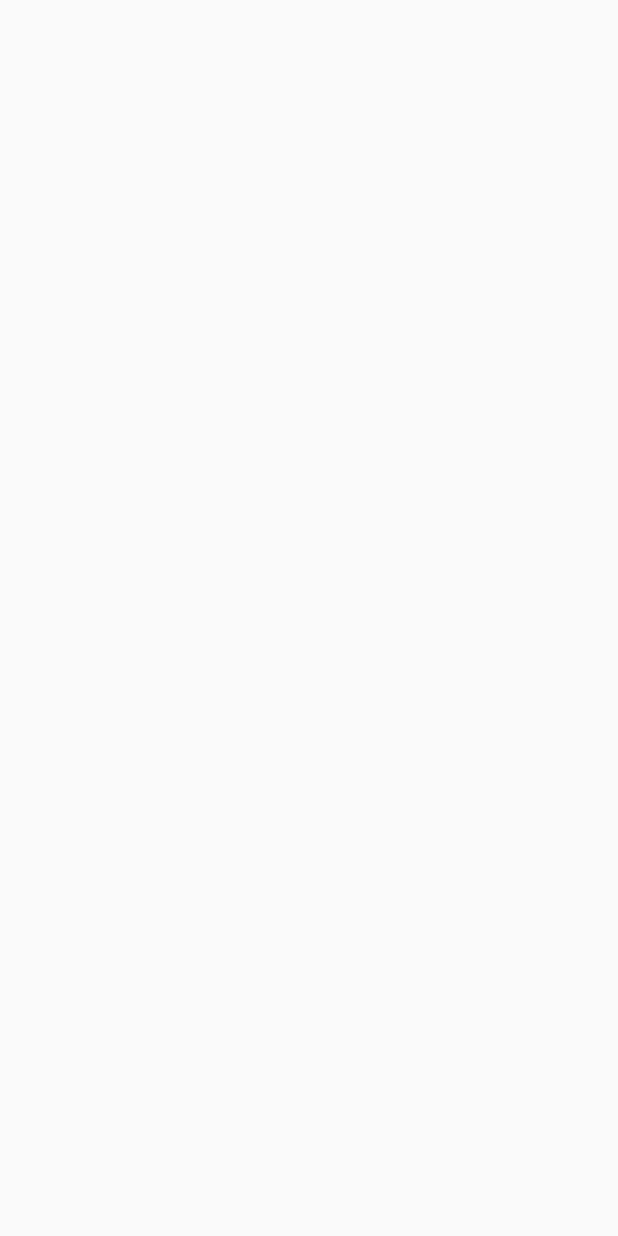
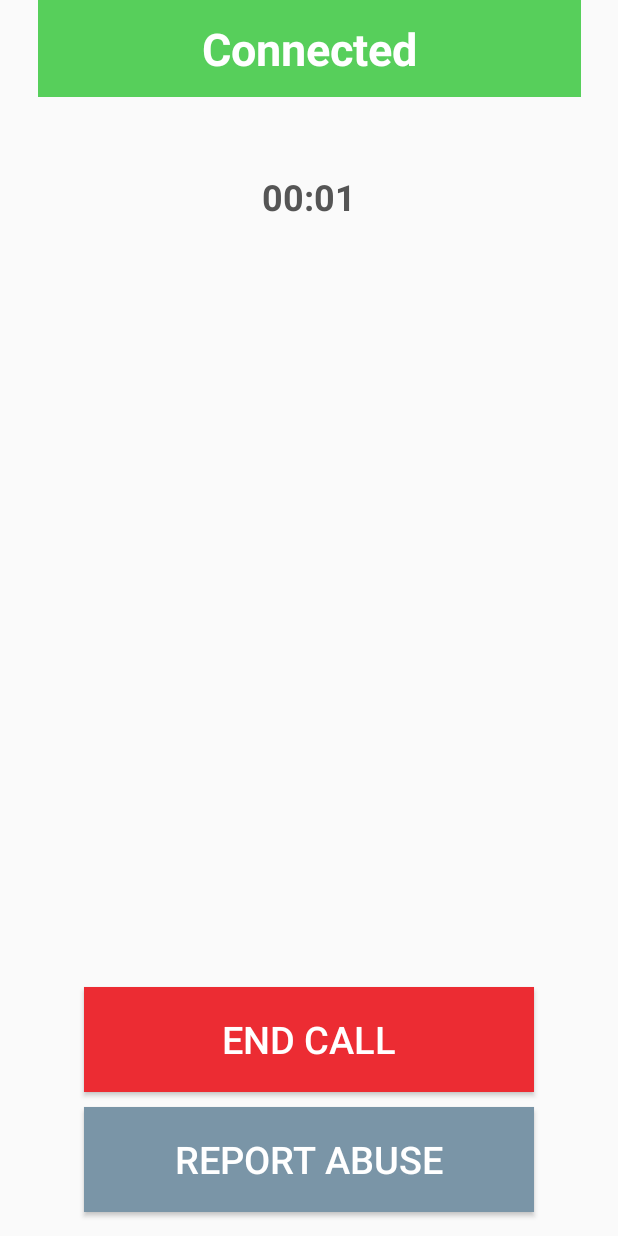
Before and after one commit to PeterJamesO/Diabuddy, an Android app: the userCallScreen screen opened directly, with no data from a screen before it, on a phone screen of 412 x 824 dp. Before the commit the screen is empty. Run offline under Robolectric (Android 15) with nearby library versions, the phone set to English and light mode, and no system bars.

Commit message:
Temporary button added to user call setup screen to advance Added functionality on user call screen  - Clock  - End Call

```diff
--- a/app/src/main/AndroidManifest.xml
+++ b/app/src/main/AndroidManifest.xml
@@ -34,6 +34,7 @@
         <activity android:name=".newNote" />
         <activity android:name=".userCallSetupScreen" />
         <activity android:name=".userCallScreen" />
+        <activity android:name=".userRating"></activity>
     </application>
 
 </manifest>
--- a/app/src/main/java/whsct/test/userCallScreen.java
+++ b/app/src/main/java/whsct/test/userCallScreen.java
@@ -1,7 +1,11 @@
 package whsct.test;
 
+import android.content.Intent;
+import android.os.SystemClock;
 import android.support.v7.app.AppCompatActivity;
 import android.os.Bundle;
+import android.view.View;
+import android.widget.Chronometer;
 
 public class userCallScreen extends AppCompatActivity {
 
@@ -9,5 +13,21 @@ public class userCallScreen extends AppCompatActivity {
     protected void onCreate(Bundle savedInstanceState) {
         super.onCreate(savedInstanceState);
         setContentView(R.layout.user_call_screen);
+
+        // Start timer on screen open
+        Chronometer simpleChronometer = (Chronometer) findViewById(R.id.callChronometer);
+
+        simpleChronometer.start();
+    }
+
+    public void endCallButton(View view) {
+        // Change to rating screen
+        Intent intent = new Intent(this, userRating.class);
+
+        //Reset & stop timer on screen close
+        Chronometer simpleChronometer = (Chronometer) findViewById(R.id.callChronometer);
+        simpleChronometer.setBase(SystemClock.elapsedRealtime());
+        simpleChronometer.stop();
+        startActivity(intent);
     }
 }
--- a/app/src/main/java/whsct/test/userCallSetupScreen.java
+++ b/app/src/main/java/whsct/test/userCallSetupScreen.java
@@ -1,7 +1,10 @@
 package whsct.test;
 
+import android.content.Intent;
+import android.os.Handler;
 import android.support.v7.app.AppCompatActivity;
 import android.os.Bundle;
+import android.view.View;
 
 public class userCallSetupScreen extends AppCompatActivity {
 
@@ -10,4 +13,10 @@ public class userCallSetupScreen extends AppCompatActivity {
         super.onCreate(savedInstanceState);
         setContentView(R.layout.user_call_setup_screen);
     }
+
+    public void advanceButton(View view) {
+        Intent intent = new Intent(this, userCallScreen.class);
+        startActivity(intent);
+    }
+
 }
--- /dev/null
+++ b/app/src/main/java/whsct/test/userRating.java
@@ -0,0 +1,13 @@
+package whsct.test;
+
+import android.support.v7.app.AppCompatActivity;
+import android.os.Bundle;
+
+public class userRating extends AppCompatActivity {
+
+    @Override
+    protected void onCreate(Bundle savedInstanceState) {
+        super.onCreate(savedInstanceState);
+        setContentView(R.layout.user_rating);
+    }
+}
--- a/app/src/main/res/layout/user_call_screen.xml
+++ b/app/src/main/res/layout/user_call_screen.xml
@@ -6,4 +6,74 @@
     android:layout_height="match_parent"
     tools:context="whsct.test.userCallScreen">
 
+    <Button
+        android:id="@+id/button8"
+        android:layout_width="300dp"
+        android:layout_height="70dp"
+        android:layout_marginBottom="16dp"
+        android:layout_marginLeft="8dp"
+        android:layout_marginRight="8dp"
+        android:background="#7a95a7"
+        android:text="Report Abuse"
+        android:textAlignment="center"
+        android:textColor="#ffffff"
+        android:textSize="25dp"
+        app:layout_constraintBottom_toBottomOf="parent"
+        app:layout_constraintLeft_toLeftOf="parent"
+        app:layout_constraintRight_toRightOf="parent"
+        tools:layout_constraintBottom_creator="1"
+        tools:layout_constraintLeft_creator="1"
+        tools:layout_constraintRight_creator="1" />
+
+    <Button
+        android:id="@+id/endCallButton"
+        android:layout_width="300dp"
+        android:layout_height="70dp"
+        android:layout_marginBottom="10dp"
+        android:layout_marginLeft="8dp"
+        android:layout_marginRight="8dp"
+        android:background="#ec2c33"
+        android:onClick="endCallButton"
+        android:text="End Call"
+        android:textAlignment="center"
+        android:textColor="#ffffff"
+        android:textSize="25dp"
+        app:layout_constraintBottom_toTopOf="@+id/button8"
+        app:layout_constraintLeft_toLeftOf="parent"
+        app:layout_constraintRight_toRightOf="parent"
+        tools:layout_constraintBottom_creator="1"
+        tools:layout_constraintLeft_creator="1"
+        tools:layout_constraintRight_creator="1" />
+
+    <TextView
+        android:id="@+id/textView14"
+        android:layout_width="362dp"
+        android:layout_height="0dp"
+        android:layout_marginTop="0dp"
+        android:background="#57cf5b"
+        android:paddingBottom="12dp"
+        android:paddingTop="12dp"
+        android:text="Connected"
+        android:textAlignment="center"
+        android:textColor="#ffffff"
+        android:textSize="30sp"
+        android:textStyle="bold"
+        app:layout_constraintHorizontal_bias="0.51"
+        app:layout_constraintLeft_toLeftOf="parent"
+        app:layout_constraintRight_toRightOf="parent"
+        app:layout_constraintTop_toTopOf="parent" />
+
+    <Chronometer
+        android:id="@+id/callChronometer"
+        android:layout_width="wrap_content"
+        android:layout_height="wrap_content"
+        android:layout_marginLeft="8dp"
+        android:layout_marginRight="8dp"
+        android:layout_marginTop="50dp"
+        android:textColor="#555555"
+        android:textSize="24sp"
+        android:textStyle="bold"
+        app:layout_constraintLeft_toLeftOf="parent"
+        app:layout_constraintRight_toRightOf="parent"
+        app:layout_constraintTop_toBottomOf="@+id/textView14" />
 </android.support.constraint.ConstraintLayout>
--- a/app/src/main/res/layout/user_call_setup_screen.xml
+++ b/app/src/main/res/layout/user_call_setup_screen.xml
@@ -39,4 +39,18 @@
         app:layout_constraintRight_toRightOf="parent"
         app:layout_constraintHorizontal_bias="0.502"
         tools:layout_editor_absoluteX="74dp" />
+
+    <Button
+        android:id="@+id/button7"
+        android:layout_width="wrap_content"
+        android:layout_height="wrap_content"
+        android:layout_marginLeft="8dp"
+        android:layout_marginRight="8dp"
+        android:layout_marginTop="8dp"
+        android:onClick="advanceButton"
+        android:text="Button"
+        app:layout_constraintLeft_toLeftOf="parent"
+        app:layout_constraintRight_toRightOf="parent"
+        app:layout_constraintTop_toBottomOf="@+id/textView10" />
+
 </android.support.constraint.ConstraintLayout>
--- /dev/null
+++ b/app/src/main/res/layout/user_rating.xml
@@ -0,0 +1,9 @@
+<?xml version="1.0" encoding="utf-8"?>
+<android.support.constraint.ConstraintLayout xmlns:android="http://schemas.android.com/apk/res/android"
+    xmlns:app="http://schemas.android.com/apk/res-auto"
+    xmlns:tools="http://schemas.android.com/tools"
+    android:layout_width="match_parent"
+    android:layout_height="match_parent"
+    tools:context="whsct.test.userRating">
+
+</android.support.constraint.ConstraintLayout>
```
